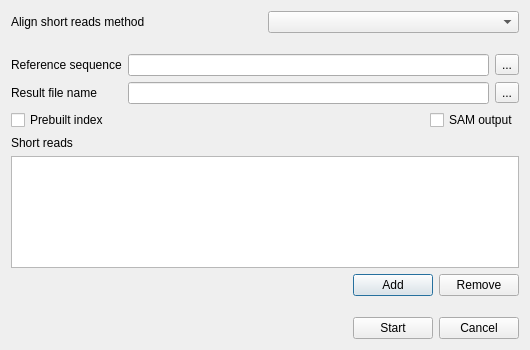
First picture: the form in src/corelibs/U2View/src/util_dna_assembly/ui/AssemblyToRefDialog.ui, repository violethaze74/ugene, before the edit.
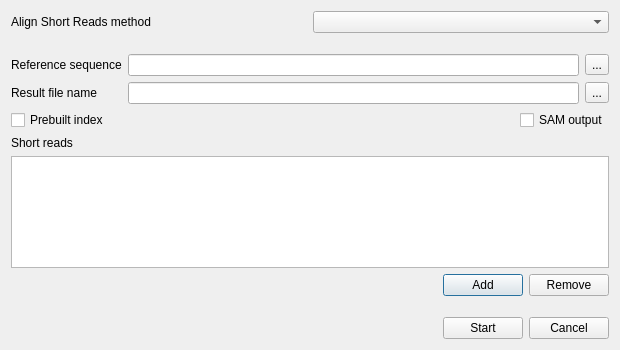
Second picture: the form after the edit.

Diff of the .ui file:
```diff
--- a/src/corelibs/U2View/src/util_dna_assembly/ui/AssemblyToRefDialog.ui
+++ b/src/corelibs/U2View/src/util_dna_assembly/ui/AssemblyToRefDialog.ui
@@ -6,7 +6,7 @@
    <rect>
     <x>0</x>
     <y>0</y>
-    <width>530</width>
+    <width>620</width>
     <height>350</height>
    </rect>
   </property>
@@ -28,7 +28,7 @@
         <string>Select a method to align short reads.</string>
        </property>
        <property name="text">
-        <string>Align short reads method</string>
+        <string>Align Short Reads method</string>
        </property>
       </widget>
      </item>
```
Left out of the diff: 6 changed lines with no effect on the pictures.
